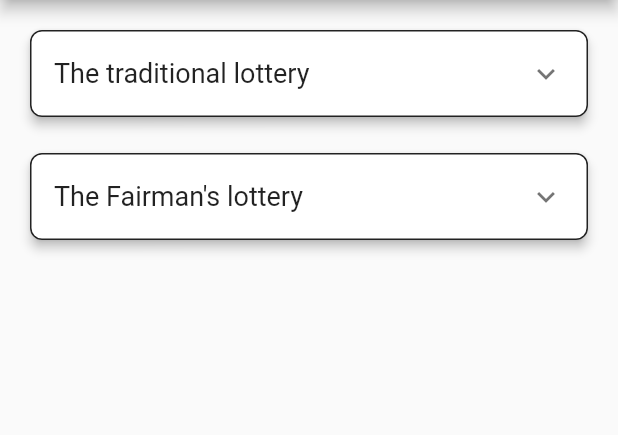
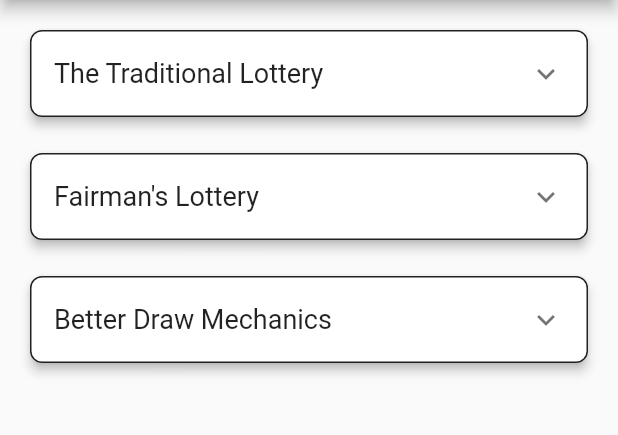
Before and after one commit to thefirsthero/casino, a Flutter app: the AboutPage screen opened directly with empty values, on a phone screen of 412 x 824 dp, the part 84-519 px from its top. Run offline on Flutter 3.47's test engine with Material 2 defaults, Android fonts, the phone set to English and light mode, and no system bars; our stand-ins replace bloc, cloud_firestore, file_picker, firebase_auth, firebase_core, firebase_storage and 2 more; missing offline and left inert: flutter_facebook_auth, the_apple_sign_in; accounts and stored records are empty.

Commit message:
about us additions

```diff
--- a/lib/ui/about/about_screen.dart
+++ b/lib/ui/about/about_screen.dart
@@ -32,7 +32,7 @@ class AboutPage extends StatelessWidget {
                 elevation: 3,
                 child: ExpansionTile(
                   title: Text(
-                    'The traditional lottery',
+                    'The Traditional Lottery',
                     style: TextStyle(
                       fontSize: 18,
                       color: textColor,
@@ -50,11 +50,14 @@ class AboutPage extends StatelessWidget {
                       ),
                     ),
                     SizedBox(height: 8),
-                    Text(
+                    Padding(
+                      padding: const EdgeInsets.all(8.0),
+                      child: Text(
                         'Your odds of winning are approximately 1 in 45,057,474',
                         style: TextStyle(
                           fontSize: 16,
                           color: textColor,
+                        ),
                       ),
                     ),
                   ],
@@ -70,7 +73,7 @@ class AboutPage extends StatelessWidget {
                 elevation: 3,
                 child: ExpansionTile(
                   title: Text(
-                    "The Fairman's lottery",
+                    'Fairman\'s Lottery',
                     style: TextStyle(
                       fontSize: 18,
                       color: textColor,
@@ -80,7 +83,7 @@ class AboutPage extends StatelessWidget {
                     Padding(
                       padding: const EdgeInsets.all(8.0),
                       child: Text(
-                        'Aims to not only increase your odds of winning but increase the fairness of the game, and that starts with giving you choice',
+                        "Aims to not only increase your odds of winning but also increase the fairness of the game by giving you choice. See the tile below for more information.",
                         style: TextStyle(
                           fontSize: 16,
                           color: textColor,
@@ -88,42 +91,78 @@ class AboutPage extends StatelessWidget {
                       ),
                     ),
                     SizedBox(height: 8),
-                    Text(
-                      'There are 3 draws that happen every week:',
+                    Padding(
+                      padding: const EdgeInsets.all(8.0),
+                      child: Text(
+                          'There are 3 draws that happen every week. On Tuesday, Thursday and Sunday, all at 21:00 SAST.',
                           style: TextStyle(
                             fontSize: 16,
                             color: textColor,
                           ),
                         ),
+                    ),
+                    SizedBox(height: 8),
                     Padding(
-                      padding: const EdgeInsets.only(left: 16.0),
-                      child: Column(
-                        crossAxisAlignment: CrossAxisAlignment.start,
+                      padding: const EdgeInsets.all(8.0),
+                      child: Text(
+                          'You are able to enter a draw at any point between 1 hour after the last draw, that is 22:00 SAST, and 1 hour before the draw closes, that is 20:00 SAST.',
+                          style: TextStyle(
+                            fontSize: 16,
+                            color: textColor,
+                          ),
+                        ),
+                    ),
+                  ],
+                ),
+              ),
+              SizedBox(height: 16),
+              Card(
+                color: Theme.of(context).cardColor,
+                shape: RoundedRectangleBorder(
+                  side: BorderSide(color: textColor ?? Colors.black),
+                  borderRadius: BorderRadius.circular(8.0),
+                ),
+                elevation: 3,
+                child: ExpansionTile(
+                  title: Text(
+                    'Better Draw Mechanics',
+                    style: TextStyle(
+                      fontSize: 18,
+                      color: textColor,
+                    ),
+                  ),
                   children: [
-                          Text(
+                    SizedBox(height: 8),
+                    Padding(
+                      padding: const EdgeInsets.all(8.0),
+                      child: Text(
                         '- Tuesday draw: Pick 4 numbers within the range 1 to 29. Odds of winning: approximately 1 in 16,290.',
                         style: TextStyle(
                           fontSize: 16,
                           color: textColor,
                         ),
                       ),
+                    ),
                     SizedBox(height: 8),
-                          Text(
+                    Padding(
+                      padding: const EdgeInsets.all(8.0),
+                      child: Text(
                         '- Thursday draw: Pick 3 numbers within the range 1 to 39. Odds of winning: approximately 1 in 9,139.',
                         style: TextStyle(
                           fontSize: 16,
                           color: textColor,
                         ),
                       ),
+                    ),
                     SizedBox(height: 8),
-                          Text(
+                    Padding(
+                      padding: const EdgeInsets.all(8.0),
+                      child: Text(
                         '- Sunday draw: Pick 2 numbers within the range 1 to 49. Odds of winning: approximately 1 in 1,176.',
                         style: TextStyle(
                           fontSize: 16,
                           color: textColor,
                         ),
-                          ),
-                        ],
                       ),
                     ),
                   ],
```
Lines whose indentation alone changed are shown as unchanged.
